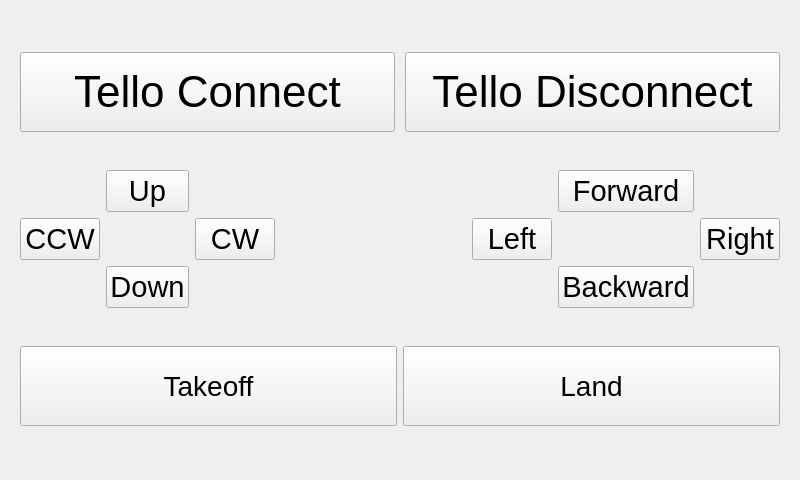
This is ui/TelloWidget.ui in kipr/botui as Qt 5 draws it before an edit. The edited form follows.
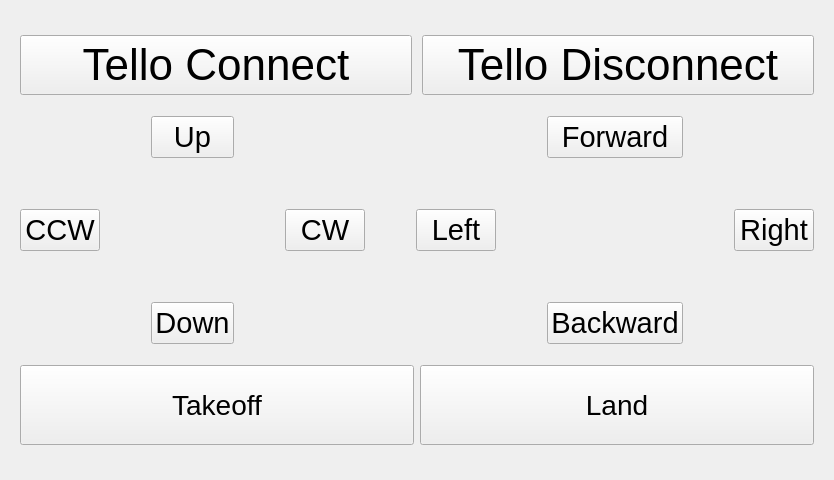
This is the edited form. Custom widgets are drawn as their Qt base class.

Commit message: Changed layout names and spacing

```diff
--- a/ui/TelloWidget.ui
+++ b/ui/TelloWidget.ui
@@ -44,7 +44,7 @@
           <property name="minimumSize">
            <size>
             <width>1</width>
-            <height>80</height>
+            <height>60</height>
            </size>
           </property>
           <property name="maximumSize">
@@ -77,7 +77,7 @@
           <property name="minimumSize">
            <size>
             <width>1</width>
-            <height>80</height>
+            <height>60</height>
            </size>
           </property>
           <property name="maximumSize">
@@ -99,7 +99,10 @@
        </layout>
       </item>
       <item>
-       <layout class="QHBoxLayout" name="CreateConnectHorizontal">
+       <layout class="QHBoxLayout" name="telloControls">
+        <property name="spacing">
+         <number>51</number>
+        </property>
         <item>
          <layout class="QGridLayout" name="gridLayout_2">
           <item row="3" column="1">
@@ -133,45 +136,30 @@
          </layout>
         </item>
         <item>
-         <widget class="QLabel" name="createConnectState">
-          <property name="font">
-           <font>
-            <pointsize>22</pointsize>
-           </font>
-          </property>
-          <property name="text">
-           <string/>
-          </property>
-          <property name="alignment">
-           <set>Qt::AlignLeading|Qt::AlignLeft|Qt::AlignVCenter</set>
-          </property>
-         </widget>
-        </item>
-        <item>
-         <layout class="QGridLayout" name="gridLayout">
+         <layout class="QGridLayout" name="rightGrid">
           <item row="2" column="0">
-           <widget class="QPushButton" name="LeftButton">
+           <widget class="QPushButton" name="leftButton">
             <property name="text">
              <string>Left</string>
             </property>
            </widget>
           </item>
           <item row="3" column="1">
-           <widget class="QPushButton" name="BackButton">
+           <widget class="QPushButton" name="backButton">
             <property name="text">
              <string>Backward</string>
             </property>
            </widget>
           </item>
           <item row="0" column="1">
-           <widget class="QPushButton" name="ForwardButton">
+           <widget class="QPushButton" name="forwardButton">
             <property name="text">
              <string>Forward</string>
             </property>
            </widget>
           </item>
           <item row="2" column="2">
-           <widget class="QPushButton" name="RightButton">
+           <widget class="QPushButton" name="rightButton">
             <property name="text">
              <string>Right</string>
             </property>
```
Left out of the diff: 18 changed lines with no effect on the pictures.
